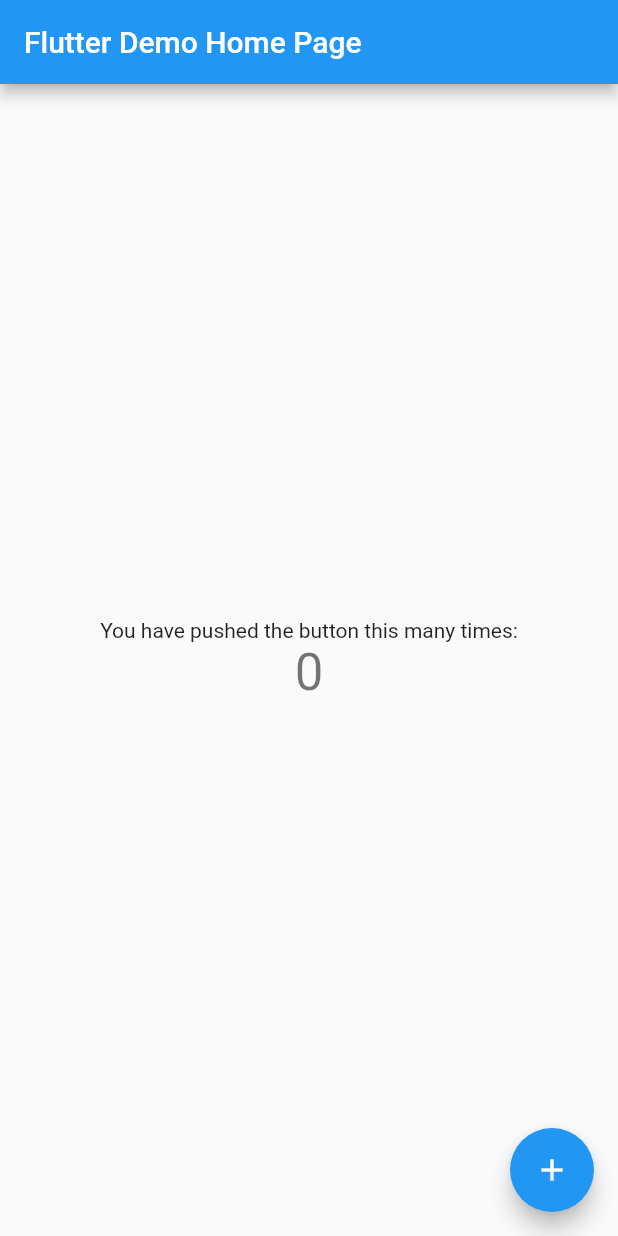
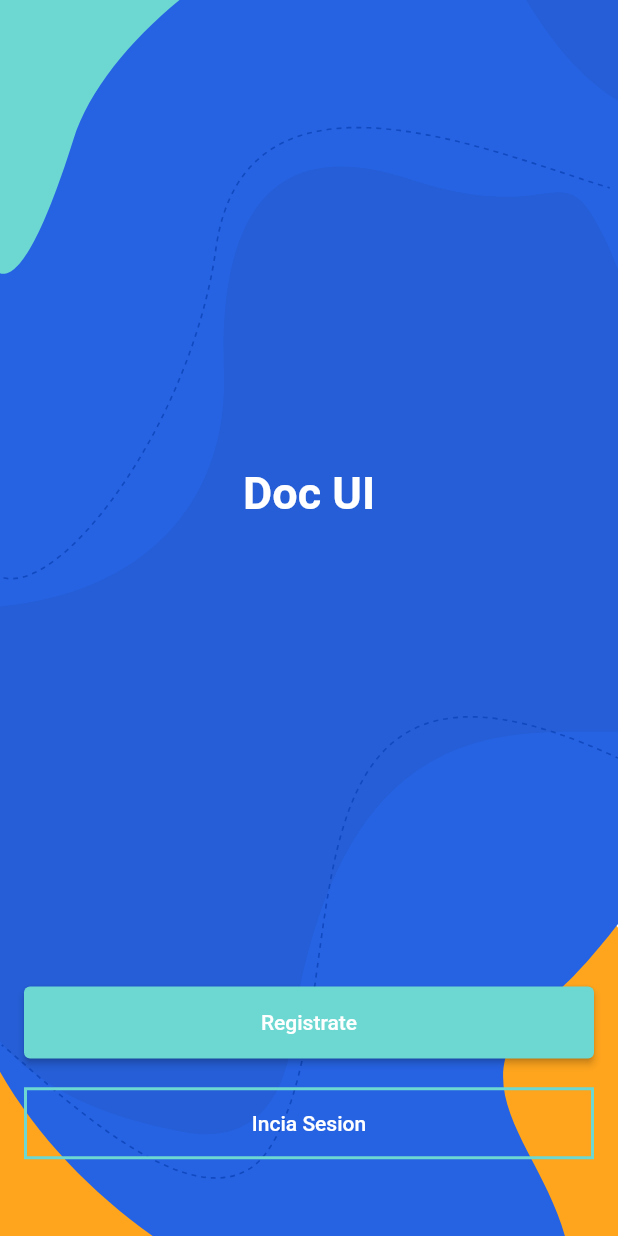
Before and after one commit to Edisoon/Doctor_UI_Desing, a Flutter app: the screen it shows after launch, on a phone screen of 412 x 824 dp. Run offline on Flutter 3.47's test engine with Material 2 defaults, Android fonts, the phone set to English and light mode, and no system bars; our stand-ins replace flutter_svg, form_field_validator.

```diff
--- /dev/null
+++ b/lib/constants.dart
@@ -0,0 +1,31 @@
+import 'package:flutter/material.dart';
+import 'package:form_field_validator/form_field_validator.dart';
+
+const primaryColor = Color(0xFF255ED6);
+const textColor = Color(0xFF35364F);
+const backgroundColor = Color(0xFFE6EFF9);
+const redColor = Color(0xFFE85050);
+
+const defaultPadding = 16.0;
+
+OutlineInputBorder textFieldBorder = OutlineInputBorder(
+  borderSide: BorderSide(
+    color: primaryColor.withOpacity(0.1),
+  ),
+);
+
+
+
+
+const emailError = 'Enter a valid email address';
+const requiredField = "This field is required";
+
+final passwordValidator = MultiValidator(
+  [
+    RequiredValidator(errorText: 'La contraseña es requirida'),
+    MinLengthValidator(8, errorText: 'La contrasña de de contener al menos 8 caracteres'),
+    PatternValidator(r'(?=.*?[#?!@$%^&*-])',
+        errorText: 'La contraseña debe de tener al menos un caracter especial'),
+    // MatchValidator(errorText: "Las contraseñas deben coincidir")
+  ],
+);
--- a/lib/main.dart
+++ b/lib/main.dart
@@ -1,3 +1,5 @@
+import 'package:doctor_ui_desing_ed/constants.dart';
+import 'package:doctor_ui_desing_ed/screens/welcome_screen.dart';
 import 'package:flutter/material.dart';
 
 void main() {
@@ -10,106 +12,27 @@ class MyApp extends StatelessWidget {
   // This widget is the root of your application.
   @override
   Widget build(BuildContext context) {
+
     return MaterialApp(
-      title: 'Flutter Demo',
+      debugShowCheckedModeBanner: false,
+      title: 'Doctor UI',
       theme: ThemeData(
-        // This is the theme of your application.
-        //
-        // Try running your application with "flutter run". You'll see the
-        // application has a blue toolbar. Then, without quitting the app, try
-        // changing the primarySwatch below to Colors.green and then invoke
-        // "hot reload" (press "r" in the console where you ran "flutter run",
-        // or simply save your changes to "hot reload" in a Flutter IDE).
-        // Notice that the counter didn't reset back to zero; the application
-        // is not restarted.
         primarySwatch: Colors.blue,
+        primaryColor: primaryColor,
+        textTheme: Theme.of(context).textTheme.apply(displayColor: textColor),
+        elevatedButtonTheme: ElevatedButtonThemeData(
+          style: TextButton.styleFrom(
+            backgroundColor: primaryColor,
+            padding: EdgeInsets.all(defaultPadding),
+          ),
+        ),
+        inputDecorationTheme: InputDecorationTheme(
+          border: textFieldBorder,
+          enabledBorder: textFieldBorder,
+          focusedBorder: textFieldBorder,
+        ),
       ),
-      home: const MyHomePage(title: 'Flutter Demo Home Page'),
+      home: const WelcomeScreen(),
     );
   }
 }
-
-class MyHomePage extends StatefulWidget {
-  const MyHomePage({Key? key, required this.title}) : super(key: key);
-
-  // This widget is the home page of your application. It is stateful, meaning
-  // that it has a State object (defined below) that contains fields that affect
-  // how it looks.
-
-  // This class is the configuration for the state. It holds the values (in this
-  // case the title) provided by the parent (in this case the App widget) and
-  // used by the build method of the State. Fields in a Widget subclass are
-  // always marked "final".
-
-  final String title;
-
-  @override
-  State<MyHomePage> createState() => _MyHomePageState();
-}
-
-class _MyHomePageState extends State<MyHomePage> {
-  int _counter = 0;
-
-  void _incrementCounter() {
-    setState(() {
-      // This call to setState tells the Flutter framework that something has
-      // changed in this State, which causes it to rerun the build method below
-      // so that the display can reflect the updated values. If we changed
-      // _counter without calling setState(), then the build method would not be
-      // called again, and so nothing would appear to happen.
-      _counter++;
-    });
-  }
-
-  @override
-  Widget build(BuildContext context) {
-    // This method is rerun every time setState is called, for instance as done
-    // by the _incrementCounter method above.
-    //
-    // The Flutter framework has been optimized to make rerunning build methods
-    // fast, so that you can just rebuild anything that needs updating rather
-    // than having to individually change instances of widgets.
-    return Scaffold(
-      appBar: AppBar(
-        // Here we take the value from the MyHomePage object that was created by
-        // the App.build method, and use it to set our appbar title.
-        title: Text(widget.title),
-      ),
-      body: Center(
-        // Center is a layout widget. It takes a single child and positions it
-        // in the middle of the parent.
-        child: Column(
-          // Column is also a layout widget. It takes a list of children and
-          // arranges them vertically. By default, it sizes itself to fit its
-          // children horizontally, and tries to be as tall as its parent.
-          //
-          // Invoke "debug painting" (press "p" in the console, choose the
-          // "Toggle Debug Paint" action from the Flutter Inspector in Android
-          // Studio, or the "Toggle Debug Paint" command in Visual Studio Code)
-          // to see the wireframe for each widget.
-          //
-          // Column has various properties to control how it sizes itself and
-          // how it positions its children. Here we use mainAxisAlignment to
-          // center the children vertically; the main axis here is the vertical
-          // axis because Columns are vertical (the cross axis would be
-          // horizontal).
-          mainAxisAlignment: MainAxisAlignment.center,
-          children: <Widget>[
-            const Text(
-              'You have pushed the button this many times:',
-            ),
-            Text(
-              '$_counter',
-              style: Theme.of(context).textTheme.headline4,
-            ),
-          ],
-        ),
-      ),
-      floatingActionButton: FloatingActionButton(
-        onPressed: _incrementCounter,
-        tooltip: 'Increment',
-        child: const Icon(Icons.add),
-      ), // This trailing comma makes auto-formatting nicer for build methods.
-    );
-  }
-}
--- /dev/null
+++ b/lib/screens/welcome_screen.dart
@@ -0,0 +1,90 @@
+import 'package:doctor_ui_desing_ed/constants.dart';
+import 'package:doctor_ui_desing_ed/screens/auth/sing_up_screen.dart';
+import 'package:flutter/material.dart';
+import 'package:flutter_svg/flutter_svg.dart';
+
+import 'auth/sing_in_Screen.dart';
+
+class WelcomeScreen extends StatelessWidget {
+  const WelcomeScreen({Key? key}) : super(key: key);
+
+  @override
+  Widget build(BuildContext context) {
+    return Scaffold(
+      body: Stack(
+        fit: StackFit.expand,
+        children: [
+          SvgPicture.asset(
+            "assets/icons/splash_bg.svg",
+            fit: BoxFit.cover,
+          ),
+          SafeArea(
+            child: Padding(
+              padding: const EdgeInsets.symmetric(horizontal: defaultPadding),
+              child: Column(
+                children: [
+                  Spacer(),
+                  Center(
+                    child: Text(
+                      "Doc UI",
+                      style: TextStyle(
+                          color: Colors.white,
+                          fontSize: 30,
+                          fontWeight: FontWeight.bold),
+                    ),
+                  ),
+                  Spacer(),
+                  SizedBox(
+                    width: double.infinity,
+                    child: ElevatedButton(
+                      onPressed: () => Navigator.push(
+                        context,
+                        MaterialPageRoute(
+                          builder: (contex) => SingUpScreen(),
+                        ),
+                      ),
+                      style: TextButton.styleFrom(
+                        backgroundColor: Color(0xFF6cd8d1),
+                      ),
+                      child: Text("Registrate"),
+                    ),
+                  ),
+                  Padding(
+                    padding: const EdgeInsets.symmetric(
+                        vertical: defaultPadding * 1.2),
+                    child: SizedBox(
+                      width: double.infinity,
+                      child: ElevatedButton(
+                        onPressed: () => Navigator.push(
+                        context,
+                        MaterialPageRoute(
+                          builder: (contex) => SingInScreen(),
+                        ),
+                      ),
+                        style: TextButton.styleFrom(
+                          // backgroundColor: Color(0xFF6cd8d1),
+                          elevation: 0,
+                          backgroundColor: Colors.transparent,
+                          shape: RoundedRectangleBorder(
+                            side: BorderSide(
+                              width: 2,
+                              color: Color(0xFF6cd8d1),
+                            ),
+                          ),
+                        ),
+                        child: Text("Incia Sesion"),
+                      ),
+                    ),
+                  ),
+                  SizedBox(
+                    height: defaultPadding * 2,
+                  )
+                ],
+              ),
+            ),
+          )
+        ],
+      ),
+    );
+  }
+}
```
Also changed, not shown: lib/models/AvailableDoctor.dart (added, +45 -0 lines), lib/models/Category.dart (added, +15 -0 lines), lib/models/RecommendDoctor.dart (added, +43 -0 lines), lib/models/SearchDoctor.dart (added, +37 -0 lines), lib/screens/auth/components/sing_in_form.dart (added, +75 -0 lines), lib/screens/auth/components/sing_up_form.dart (added, +112 -0 lines), lib/screens/auth/sing_in_Screen.dart (added, +82 -0 lines), lib/screens/auth/sing_up_screen.dart (added, +76 -0 lines), pubspec.yaml (+8 -3 lines), pubspec.lock.
